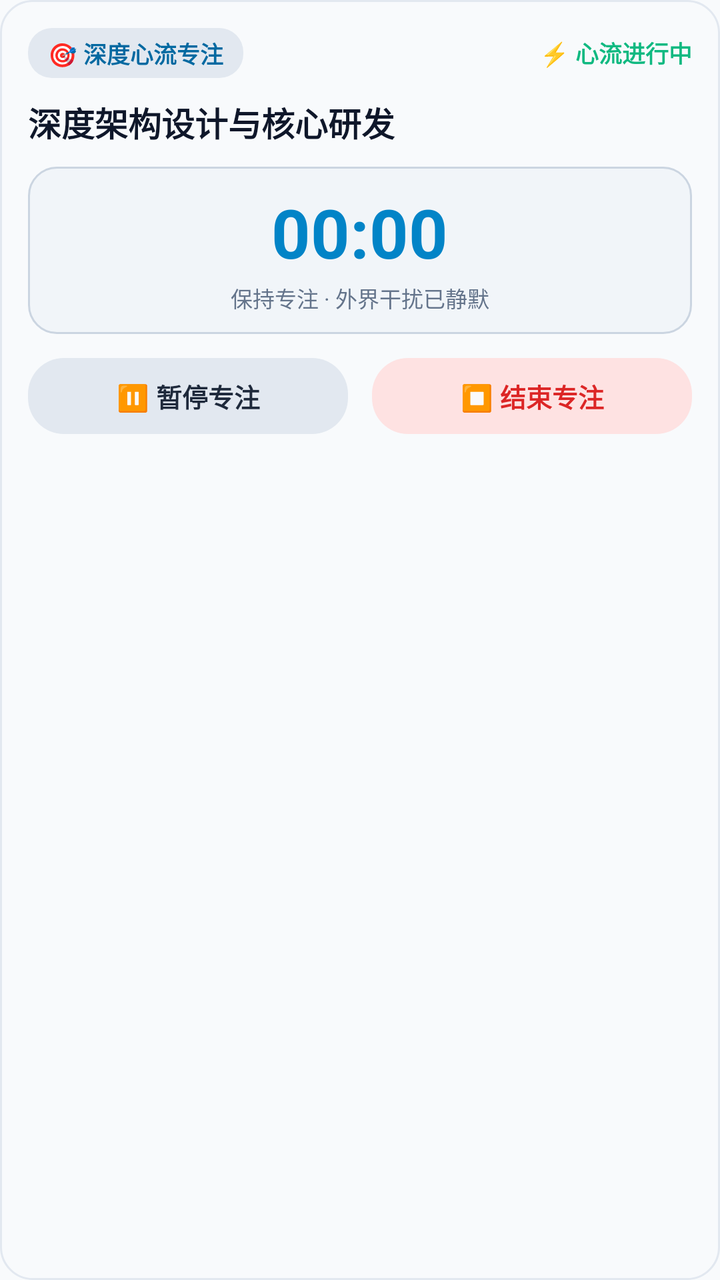
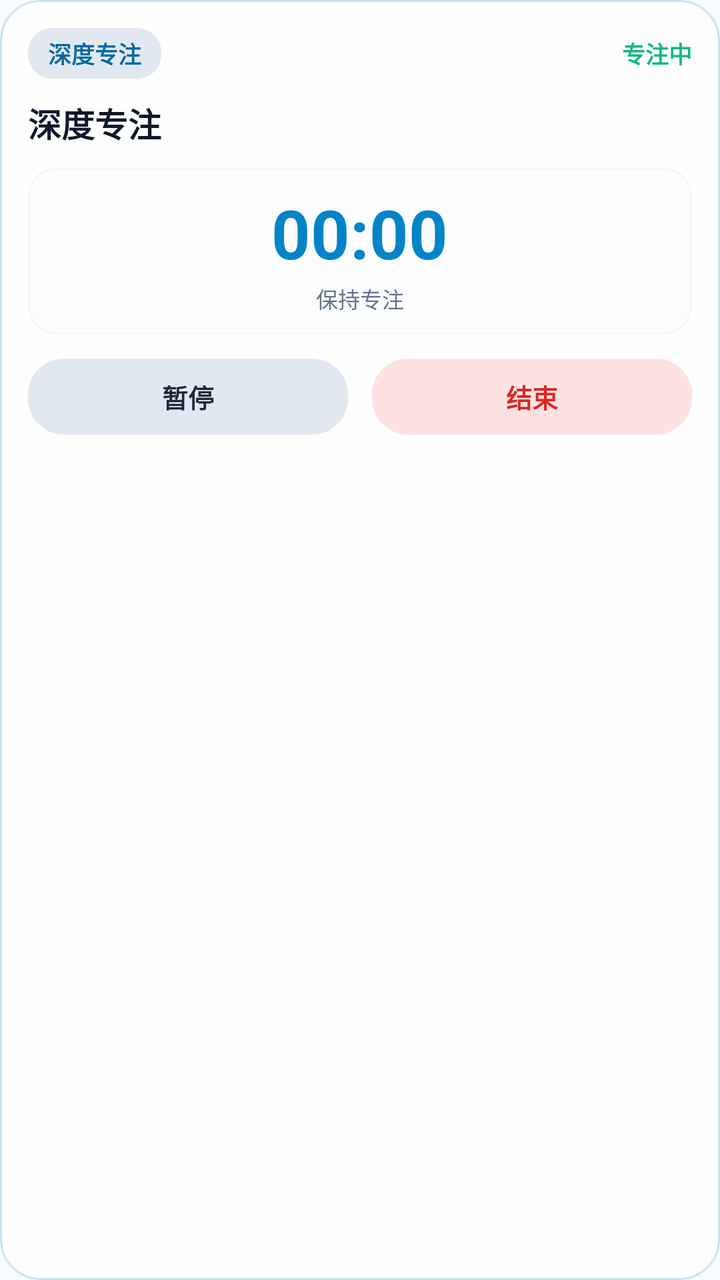

An Android layout rendered at two revisions. The XML below is the earlier revision; the diff shows what the commit changed to produce the second picture.
<!-- AndroidManifest.xml: application theme Theme.RMF -->
<!-- res/layout/notification_fluid_cloud_expanded.xml -->
<?xml version="1.0" encoding="utf-8"?>
<LinearLayout xmlns:android="http://schemas.android.com/apk/res/android"
    android:id="@+id/fluid_expanded_root"
    android:layout_width="match_parent"
    android:layout_height="wrap_content"
    android:orientation="vertical"
    android:background="@drawable/bg_fluid_card"
    android:padding="14dp">

    
    <LinearLayout
        android:layout_width="match_parent"
        android:layout_height="wrap_content"
        android:orientation="horizontal"
        android:gravity="center_vertical">

        <TextView
            android:id="@+id/fluid_expanded_header"
            android:layout_width="wrap_content"
            android:layout_height="wrap_content"
            android:paddingStart="10dp"
            android:paddingEnd="10dp"
            android:paddingTop="4dp"
            android:paddingBottom="4dp"
            android:text="🎯 深度心流专注"
            android:textColor="@color/fluid_notif_tag_text"
            android:textSize="11.5sp"
            android:textStyle="bold"
            android:background="@drawable/bg_fluid_tag" />

        <TextView
            android:layout_width="0dp"
            android:layout_height="wrap_content"
            android:layout_weight="1" />

        <TextView
            android:id="@+id/fluid_expanded_state_badge"
            android:layout_width="wrap_content"
            android:layout_height="wrap_content"
            android:text="⚡ 心流进行中"
            android:textColor="#10B981"
            android:textSize="11.5sp"
            android:textStyle="bold" />
    </LinearLayout>

    
    <TextView
        android:id="@+id/fluid_expanded_task_title"
        android:layout_width="match_parent"
        android:layout_height="wrap_content"
        android:layout_marginTop="10dp"
        android:text="深度架构设计与核心研发"
        android:textColor="@color/fluid_notif_title"
        android:textSize="16.5sp"
        android:textStyle="bold"
        android:maxLines="2"
        android:ellipsize="end" />

    
    <LinearLayout
        android:layout_width="match_parent"
        android:layout_height="wrap_content"
        android:layout_marginTop="10dp"
        android:orientation="vertical"
        android:gravity="center"
        android:paddingTop="10dp"
        android:paddingBottom="10dp"
        android:background="@drawable/bg_fluid_timer_pill">

        <Chronometer
            android:id="@+id/fluid_expanded_chronometer"
            android:layout_width="wrap_content"
            android:layout_height="wrap_content"
            android:gravity="center"
            android:textColor="@color/fluid_notif_chronometer"
            android:textSize="34sp"
            android:textStyle="bold" />

        <TextView
            android:id="@+id/fluid_expanded_subtext"
            android:layout_width="wrap_content"
            android:layout_height="wrap_content"
            android:layout_marginTop="2dp"
            android:gravity="center"
            android:text="保持专注 · 外界干扰已静默"
            android:textColor="@color/fluid_notif_muted"
            android:textSize="11sp" />
    </LinearLayout>

    
    <LinearLayout
        android:layout_width="match_parent"
        android:layout_height="wrap_content"
        android:layout_marginTop="12dp"
        android:orientation="horizontal"
        android:gravity="center">

        <TextView
            android:id="@+id/fluid_btn_pause"
            android:layout_width="0dp"
            android:layout_height="38dp"
            android:layout_weight="1"
            android:layout_marginEnd="6dp"
            android:gravity="center"
            android:text="⏸️ 暂停专注"
            android:textColor="@color/fluid_notif_btn_secondary_text"
            android:textSize="13sp"
            android:textStyle="bold"
            android:background="@drawable/bg_fluid_btn_secondary" />

        <TextView
            android:id="@+id/fluid_btn_stop"
            android:layout_width="0dp"
            android:layout_height="38dp"
            android:layout_weight="1"
            android:layout_marginStart="6dp"
            android:gravity="center"
            android:text="⏹️ 结束专注"
            android:textColor="@color/fluid_notif_btn_danger_text"
            android:textSize="13sp"
            android:textStyle="bold"
            android:background="@drawable/bg_fluid_btn_danger" />
    </LinearLayout>

</LinearLayout>
<!-- resources referenced by this layout -->
<resources>
  <color name="fluid_notif_btn_danger_text">#DC2626</color>
  <color name="fluid_notif_btn_secondary_text">#1E293B</color>
  <color name="fluid_notif_chronometer">#0284C7</color>
  <color name="fluid_notif_muted">#64748B</color>
  <color name="fluid_notif_tag_text">#0369A1</color>
  <color name="fluid_notif_title">#0F172A</color>
  <!-- drawable bg_fluid_btn_danger (drawable) -->
  <?xml version="1.0" encoding="utf-8"?>
  <shape xmlns:android="http://schemas.android.com/apk/res/android"
      android:shape="rectangle">
      <corners android:radius="18dp" />
      <solid android:color="@color/fluid_notif_btn_danger_bg" />
  </shape>
  <!-- drawable bg_fluid_btn_secondary (drawable) -->
  <?xml version="1.0" encoding="utf-8"?>
  <shape xmlns:android="http://schemas.android.com/apk/res/android"
      android:shape="rectangle">
      <corners android:radius="18dp" />
      <solid android:color="@color/fluid_notif_btn_secondary_bg" />
  </shape>
  <!-- drawable bg_fluid_card (drawable) -->
  <?xml version="1.0" encoding="utf-8"?>
  <shape xmlns:android="http://schemas.android.com/apk/res/android"
      android:shape="rectangle">
      <corners android:radius="16dp" />
      <solid android:color="@color/fluid_notif_card_bg" />
      <stroke android:width="1dp" android:color="@color/fluid_notif_card_border" />
  </shape>
  <!-- drawable bg_fluid_tag (drawable) -->
  <?xml version="1.0" encoding="utf-8"?>
  <shape xmlns:android="http://schemas.android.com/apk/res/android"
      android:shape="rectangle">
      <corners android:radius="12dp" />
      <solid android:color="@color/fluid_notif_tag_bg" />
  </shape>
  <!-- drawable bg_fluid_timer_pill (drawable) -->
  <?xml version="1.0" encoding="utf-8"?>
  <shape xmlns:android="http://schemas.android.com/apk/res/android"
      android:shape="rectangle">
      <corners android:radius="14dp" />
      <solid android:color="@color/fluid_notif_timer_pill_bg" />
      <stroke android:width="1dp" android:color="@color/fluid_notif_timer_pill_border" />
  </shape>
  <style name="Theme.RMF" parent="android:Theme.Material.NoActionBar">
          <item name="android:statusBarColor">#F8FAFC</item>
          <item name="android:navigationBarColor">#FFFFFF</item>
          <item name="android:windowBackground">#F8FAFC</item>
          <item name="android:windowLightStatusBar">true</item>
      </style>
  <color name="fluid_notif_btn_danger_bg">#FEE2E2</color>
  <color name="fluid_notif_btn_secondary_bg">#E2E8F0</color>
  <color name="fluid_notif_card_bg">#F8FAFC</color>
  <color name="fluid_notif_card_border">#E2E8F0</color>
  <color name="fluid_notif_tag_bg">#E2E8F0</color>
  <color name="fluid_notif_timer_pill_bg">#F1F5F9</color>
  <color name="fluid_notif_timer_pill_border">#CBD5E1</color>
</resources>

<!-- the commit's change to res/layout/notification_fluid_cloud_expanded.xml (unified diff, before → after) -->
@@ -22,7 +22,7 @@
             android:paddingEnd="10dp"
             android:paddingTop="4dp"
             android:paddingBottom="4dp"
-            android:text="🎯 深度心流专注"
+            android:text="深度专注"
             android:textColor="@color/fluid_notif_tag_text"
             android:textSize="11.5sp"
             android:textStyle="bold"
@@ -37,7 +37,7 @@
             android:id="@+id/fluid_expanded_state_badge"
             android:layout_width="wrap_content"
             android:layout_height="wrap_content"
-            android:text="⚡ 心流进行中"
+            android:text="专注中"
             android:textColor="#10B981"
             android:textSize="11.5sp"
             android:textStyle="bold" />
@@ -49,7 +49,7 @@
         android:layout_width="match_parent"
         android:layout_height="wrap_content"
         android:layout_marginTop="10dp"
-        android:text="深度架构设计与核心研发"
+        android:text="深度专注"
         android:textColor="@color/fluid_notif_title"
         android:textSize="16.5sp"
         android:textStyle="bold"
@@ -82,7 +82,7 @@
             android:layout_height="wrap_content"
             android:layout_marginTop="2dp"
             android:gravity="center"
-            android:text="保持专注 · 外界干扰已静默"
+            android:text="保持专注"
             android:textColor="@color/fluid_notif_muted"
             android:textSize="11sp" />
     </LinearLayout>
@@ -102,7 +102,7 @@
             android:layout_weight="1"
             android:layout_marginEnd="6dp"
             android:gravity="center"
-            android:text="⏸️ 暂停专注"
+            android:text="暂停"
             android:textColor="@color/fluid_notif_btn_secondary_text"
             android:textSize="13sp"
             android:textStyle="bold"
@@ -115,7 +115,7 @@
             android:layout_weight="1"
             android:layout_marginStart="6dp"
             android:gravity="center"
-            android:text="⏹️ 结束专注"
+            android:text="结束"
             android:textColor="@color/fluid_notif_btn_danger_text"
             android:textSize="13sp"
             android:textStyle="bold"
<!-- resource entries referenced after the edit -->
@@ -24,7 +24,7 @@
   <?xml version="1.0" encoding="utf-8"?>
   <shape xmlns:android="http://schemas.android.com/apk/res/android"
       android:shape="rectangle">
-      <corners android:radius="16dp" />
+      <corners android:radius="20dp" />
       <solid android:color="@color/fluid_notif_card_bg" />
       <stroke android:width="1dp" android:color="@color/fluid_notif_card_border" />
   </shape>
@@ -51,10 +51,10 @@
       </style>
   <color name="fluid_notif_btn_danger_bg">#FEE2E2</color>
   <color name="fluid_notif_btn_secondary_bg">#E2E8F0</color>
-  <color name="fluid_notif_card_bg">#F8FAFC</color>
-  <color name="fluid_notif_card_border">#E2E8F0</color>
+  <color name="fluid_notif_card_bg">#E6FFFFFF</color>
+  <color name="fluid_notif_card_border">#330284C7</color>
   <color name="fluid_notif_tag_bg">#E2E8F0</color>
-  <color name="fluid_notif_timer_pill_bg">#F1F5F9</color>
-  <color name="fluid_notif_timer_pill_border">#CBD5E1</color>
+  <color name="fluid_notif_timer_pill_bg">#4DF1F5F9</color>
+  <color name="fluid_notif_timer_pill_border">#2ECBD5E1</color>
 </resources>
 
